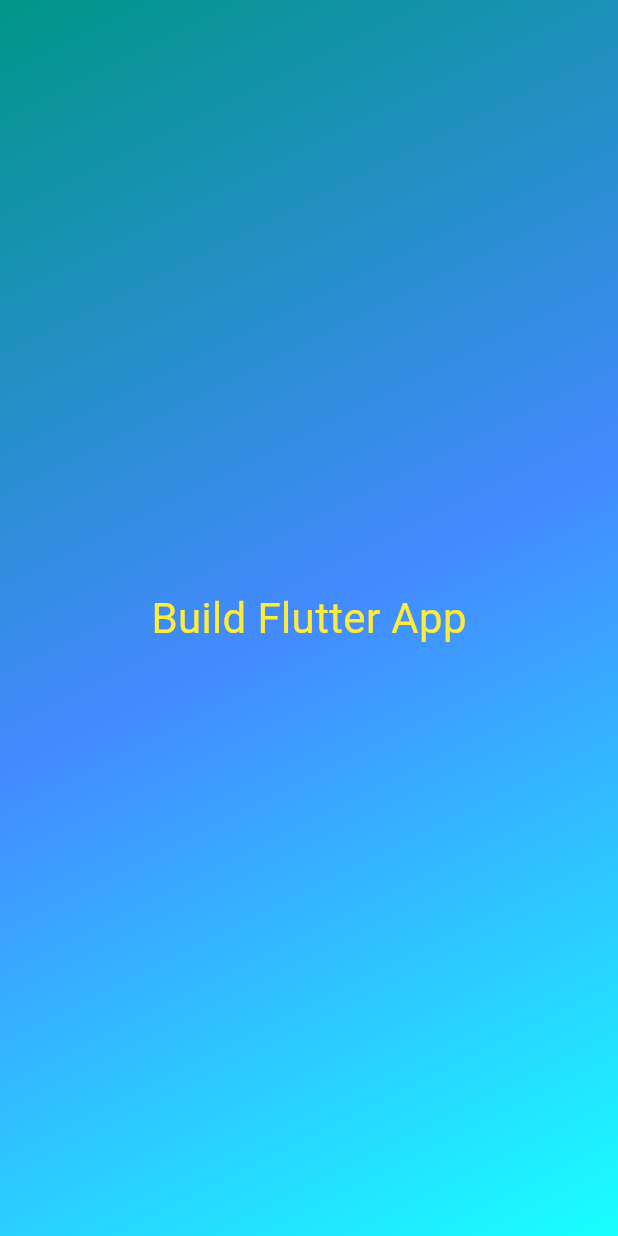
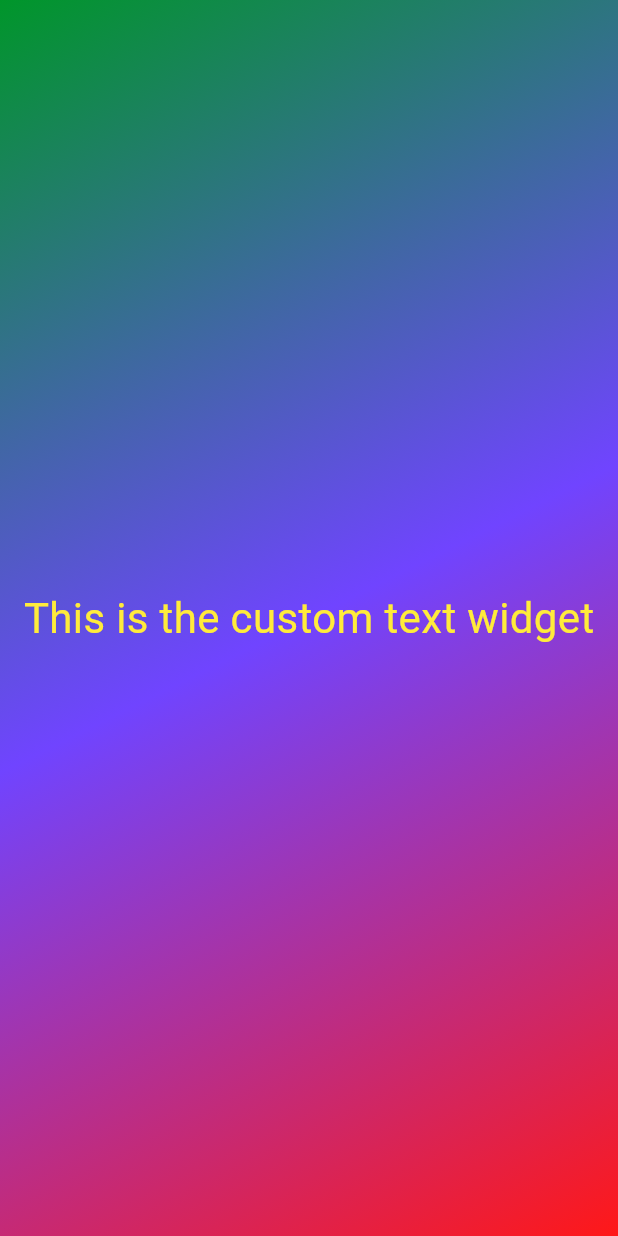
Before and after one commit to kickbuttowski25/FlutterApp, a Flutter app: the screen it shows after launch, on a phone screen of 412 x 824 dp. Run offline on Flutter 3.47's test engine with Material 3 defaults, Android fonts, the phone set to English and light mode, and no system bars.

Commit message:
Modified reusable gardient container and styled text classes

```diff
--- a/lib/gradient_container.dart
+++ b/lib/gradient_container.dart
@@ -1,24 +1,27 @@
 import 'package:flutter/material.dart';
 import 'package:flutter_app/styled_text.dart';
 
+//var startAlignment;
+// Alignment? startAlignment;
+var startAlignment = Alignment.topLeft;
+var endAlignment = Alignment.bottomRight;
+
 class GradientContainer extends StatelessWidget {
-  const GradientContainer({super.key});
+  const GradientContainer({super.key, required this.colors});
+  final List<Color> colors;
+
   @override
   Widget build(BuildContext context) {
     return Container(
-      decoration: const BoxDecoration(
+      decoration: BoxDecoration(
         gradient: LinearGradient(
-          colors: [
-            Colors.teal,
-            Colors.blueAccent,
-            Colors.cyanAccent,
-          ],
-          begin: Alignment.topLeft,
-          end: Alignment.bottomRight,
+          colors: colors,
+          begin: startAlignment,
+          end: endAlignment,
         ),
       ),
       child: const Center(
-        child: StyledText(),
+        child: StyledText('This is the custom text widget'),
       ),
     );
   }
--- a/lib/main.dart
+++ b/lib/main.dart
@@ -5,7 +5,13 @@ void main() {
   runApp(
     const MaterialApp(
       home: Scaffold(
-        body: GradientContainer(),
+        body: GradientContainer(
+          colors: [
+            Color.fromARGB(255, 0, 150, 42),
+            Color.fromARGB(255, 112, 68, 255),
+            Color.fromARGB(255, 255, 24, 24),
+          ],
+        ),
       ),
     ),
   );
--- a/lib/styled_text.dart
+++ b/lib/styled_text.dart
@@ -1,12 +1,13 @@
 import 'package:flutter/material.dart';
 
 class StyledText extends StatelessWidget {
-  const StyledText({super.key});
+  const StyledText(this.text, {super.key});
+  final String text;
   @override
   Widget build(BuildContext context) {
-    return const Text(
-      'Build Flutter App',
-      style: TextStyle(
+    return Text(
+      text,
+      style: const TextStyle(
         color: Colors.yellow,
         fontSize: 28,
       ),
```
